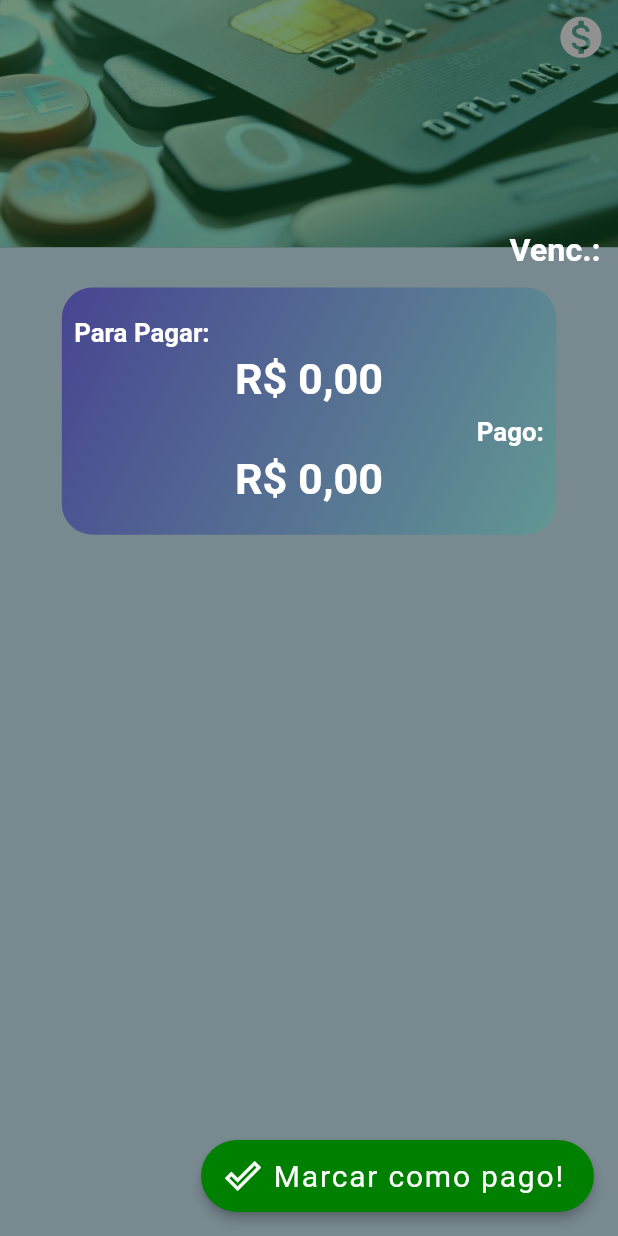
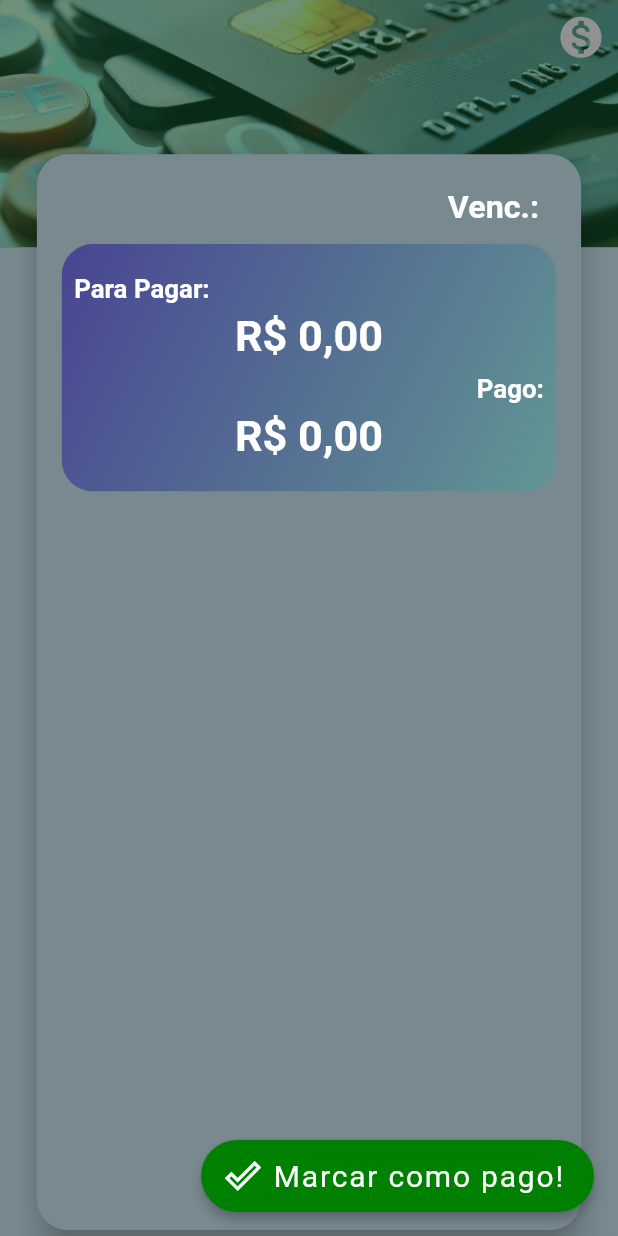
Before and after one commit to WilliamDCGomes/controle-financas, a Flutter app: the BillPage screen opened directly with empty values, on a phone screen of 412 x 824 dp. Run offline on Flutter 3.47's test engine with Material 2 defaults, Android fonts, the phone set to English and light mode, and no system bars; our stand-ins replace email_validator, get, responsive_sizer, rounded_loading_button.

Commit message:
Atualizando layout na tela de visualizar contas

```diff
--- a/lib/2-app/views/pages/billPage.dart
+++ b/lib/2-app/views/pages/billPage.dart
@@ -50,12 +50,24 @@
                   ),
                 ),
                 Padding(
-                  padding: EdgeInsets.only(top: 18.h),
+                  padding: EdgeInsets.only(top: 12.h),
                   child: Scaffold(
                     backgroundColor: AppColors().transparentColor,
-                    body: Column(
+                    body: Padding(
+                      padding: EdgeInsets.only(left: 5.w, right: 5.w),
+                      child: Card(
+                        color: AppColors().standardColor,
+                        elevation: 10,
+                        shape: RoundedRectangleBorder(
+                          borderRadius: BorderRadius.circular(2.5.h),
+                        ),
+                        child: Padding(
+                          padding: EdgeInsets.all(2.h),
+                          child: Column(
                             crossAxisAlignment: CrossAxisAlignment.stretch,
                             children: [
+
+
                               Padding(
                                 padding: EdgeInsets.only(left: 1.5.w, right: 1.5.w),
                                 child: Row(
@@ -96,6 +108,9 @@
                               ),
                             ],
                           ),
+                        ),
+                      ),
+                    ),
                     floatingActionButton: controller.bill.statusBill != StatusBill.alreadyPaid?
                       FloatingActionButton.extended(
                         onPressed: () {
```
Also changed, not shown: 1 other file. Lines whose indentation alone changed are shown as unchanged.
